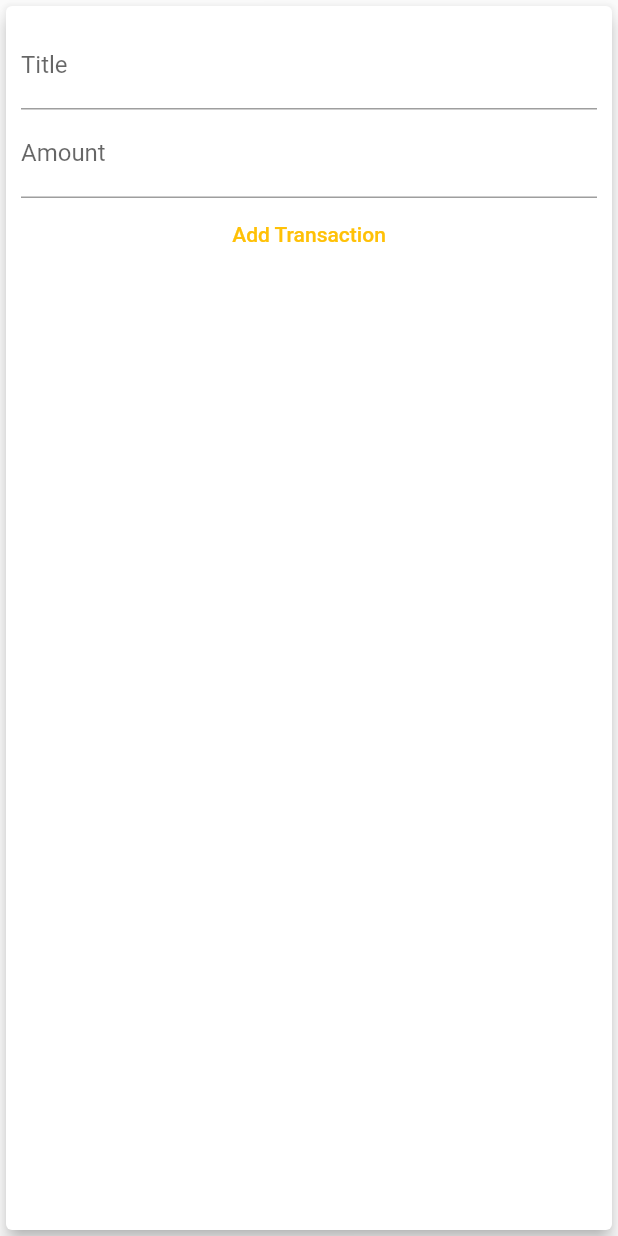
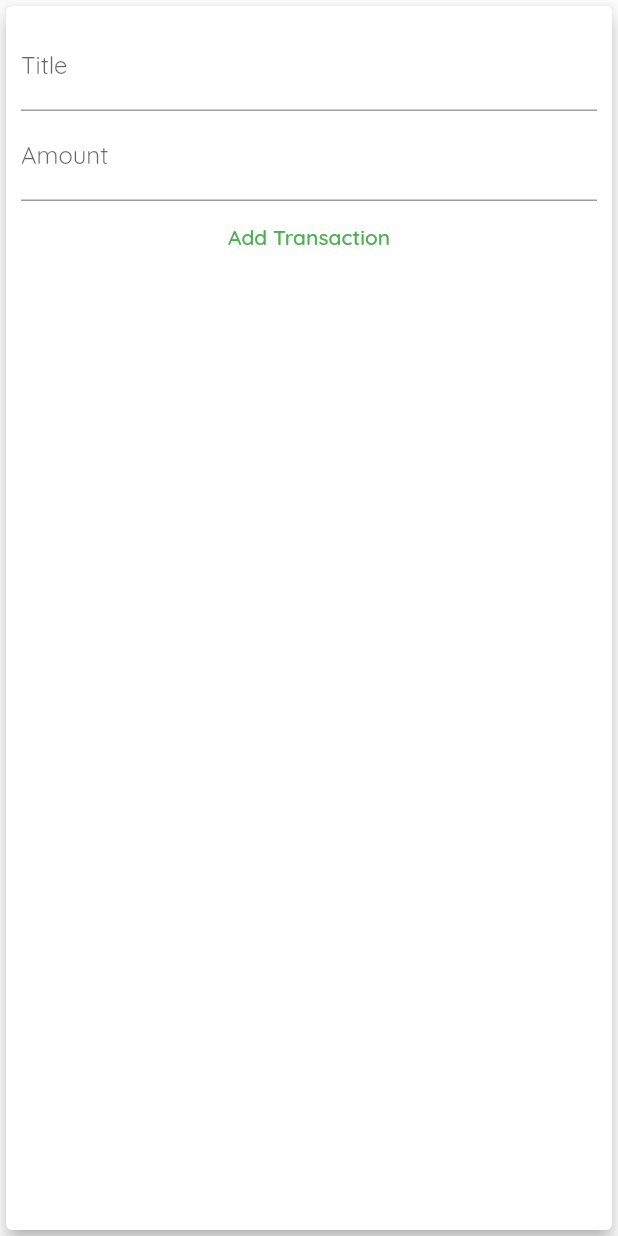
Before and after one commit to AnonymousKnownPerson/Student-Expenses, a Flutter app: the NewTransaction widget shown alone on an empty page, opened directly with empty values, after a tap on "Add Transaction", on a phone screen of 412 x 824 dp. Run offline on Flutter 3.47's test engine with Material 2 defaults, Android fonts, the light colour scheme and no system bars.

Commit message:
Better Look&Feel

```diff
--- a/lib/widgets/new_transaction.dart
+++ b/lib/widgets/new_transaction.dart
@@ -1,12 +1,33 @@
 import 'package:flutter/material.dart';
-import './user_transaction.dart';
 
-class NewTransaction extends StatelessWidget {
-  final titleController = TextEditingController();
-  final amountController = TextEditingController();
+class NewTransaction extends StatefulWidget {
   final Function addNewTransaction;
 
   NewTransaction({required this.addNewTransaction});
+
+  @override
+  State<NewTransaction> createState() => _NewTransactionState();
+}
+
+class _NewTransactionState extends State<NewTransaction> {
+  final titleController = TextEditingController();
+
+  final amountController = TextEditingController();
+
+  void addNewData() {
+    final newTitle = titleController.text;
+    final newAmount = double.parse(amountController.text);
+    print('bonk');
+    if (newTitle.isEmpty || newAmount <= 0) {
+      return;
+    }
+    widget.addNewTransaction(
+      newTitle,
+      newAmount,
+    );
+    Navigator.of(context).pop();
+  }
+
   @override
   Widget build(BuildContext context) {
     return Card(
@@ -15,23 +36,25 @@ class NewTransaction extends StatelessWidget {
         padding: const EdgeInsets.all(10),
         child: Column(children: [
           TextField(
-            decoration: const InputDecoration(labelText: 'Title'),
+            decoration: const InputDecoration(
+              labelText: 'Title',
+            ),
             controller: titleController,
+            onSubmitted: (_) => addNewData(), //i don't use val
           ),
           TextField(
             decoration: const InputDecoration(labelText: 'Amount'),
             controller: amountController,
+            keyboardType: TextInputType.number,
+            onSubmitted: (_) => addNewData(), //i don't use val
           ),
           TextButton(
-            onPressed: () {
-              addNewTransaction(
-                titleController.text,
-                double.parse(amountController.text),
-              );
-            },
-            child: const Text(
+            onPressed: addNewData,
+            child: Text(
               'Add Transaction',
-              style: TextStyle(color: Colors.amber),
+              style: TextStyle(
+                color: Theme.of(context).colorScheme.primary,
+              ),
             ),
           ),
         ]),
```
Also changed, not shown: lib/main.dart (+89 -5 lines), lib/widgets/transaction_list.dart (+19 -7 lines), lib/widgets/user_transaction.dart (deleted, +0 -60 lines), pubspec.yaml (+15 -8 lines), assets/fonts/OpenSans-Bold.ttf (added), assets/fonts/OpenSans-Regular.ttf (added), assets/fonts/Quicksand-Bold.ttf (added), assets/fonts/Quicksand-Light.ttf (added), assets/fonts/Quicksand-Medium.ttf (added), assets/fonts/Quicksand-Regular.ttf (added), assets/images/waiting.png (added).
